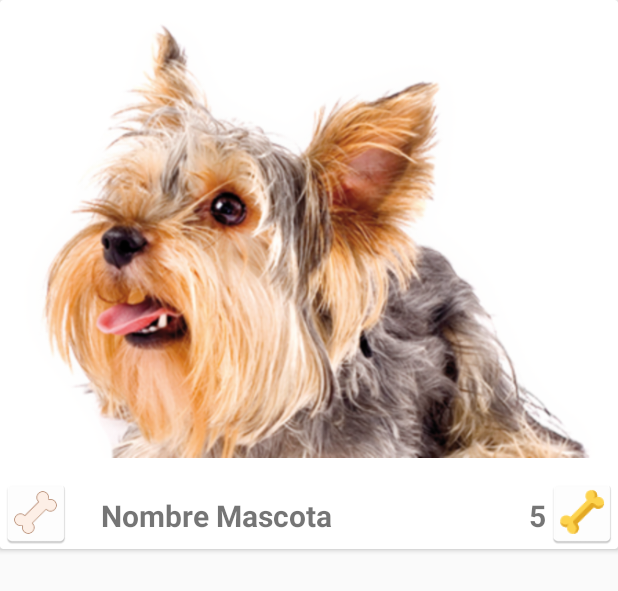
After one commit to OmarHidrogo/Mascotas, an Android app: the layout cardview_mascota.xml on its own in the app's theme, with its tools: preview values and no code run, on a phone screen of 412 x 824 dp. The commit adds this screen. Shown: the top 591 px of the screen. Run offline under Robolectric (Android 15) with nearby library versions, the phone set to English and light mode, and no system bars.

Commit message:
se creo la vista del cardview

```diff
--- /dev/null
+++ b/app/src/main/res/layout/cardview_mascota.xml
@@ -0,0 +1,71 @@
+<?xml version="1.0" encoding="utf-8"?>
+<android.support.v7.widget.CardView
+    xmlns:android="http://schemas.android.com/apk/res/android"
+    xmlns:card_view="http://schemas.android.com/tools"
+    android:id="@+id/cvMascotas"
+    android:layout_width="match_parent"
+    android:layout_height="wrap_content"
+    android:layout_marginBottom="@dimen/activity_vertical_margin"
+    card_view:cardCornerRadius="@dimen/corner_radius_cardview">
+
+    <RelativeLayout
+        android:layout_width="match_parent"
+        android:layout_height="wrap_content">
+
+        <ImageView
+            android:id="@+id/ivFoto"
+            android:layout_width="match_parent"
+            android:layout_height="wrap_content"
+            android:src="@drawable/p2" />
+
+        <ImageView
+            android:id="@+id/ivbone1"
+            android:layout_width="wrap_content"
+            android:layout_height="wrap_content"
+            android:src="@mipmap/bone1"
+            android:layout_below="@+id/ivFoto"/>
+
+        <TextView
+            android:id="@+id/tvnombre"
+            android:layout_width="wrap_content"
+            android:layout_height="wrap_content"
+            android:text="@string/nombremascota"
+            android:textStyle="bold"
+            android:textSize="@dimen/sizenombremascota"
+            android:layout_marginLeft="@dimen/marginleftnombre"
+            android:layout_marginStart="@dimen/marginstartnombre"
+            android:layout_below="@+id/ivFoto"
+            android:layout_toRightOf="@+id/ivbone1"
+            android:layout_toEndOf="@+id/ivbone1"
+            android:layout_marginTop="@dimen/margintop" />
+
+        <TextView
+            android:id="@+id/tvlike"
+            android:layout_width="wrap_content"
+            android:layout_height="wrap_content"
+            android:text="@string/likemascota"
+            android:textStyle="bold"
+            android:textSize="@dimen/sizenombremascota"
+            android:layout_marginLeft="12dp"
+            android:layout_marginStart="@dimen/marginstartnombre"
+            android:layout_below="@+id/ivFoto"
+            android:layout_toLeftOf="@id/ivbone2"
+            android:layout_marginTop="@dimen/margintop" />
+
+        <ImageView
+            android:id="@+id/ivbone2"
+            android:layout_width="wrap_content"
+            android:layout_height="wrap_content"
+            android:src="@mipmap/bone2"
+            android:layout_below="@+id/ivFoto"
+            android:layout_alignParentRight="true"
+            android:layout_alignParentEnd="true" />
+
+
+
+
+
+        </RelativeLayout>
+
+
+</android.support.v7.widget.CardView>
--- /dev/null
+++ b/app/src/main/res/values/dimen.xml
@@ -0,0 +1,10 @@
+<?xml version="1.0" encoding="utf-8"?>
+<resources>
+    <dimen name="activity_vertical_margin">16dp</dimen>
+    <dimen name="corner_radius_cardview">4dp</dimen>
+    <dimen name="sizenombremascota">20dp</dimen>
+    <dimen name="topnombremascota">13dp</dimen>
+    <dimen name="marginleftnombre">19dp</dimen>
+    <dimen name="marginstartnombre">19dp</dimen>
+    <dimen name="margintop">12dp</dimen>
+</resources>
--- a/app/src/main/res/values/strings.xml
+++ b/app/src/main/res/values/strings.xml
@@ -1,3 +1,5 @@
 <resources>
     <string name="app_name">Mascotas</string>
+    <string name="nombremascota">Nombre Mascota</string>
+    <string name="likemascota">5</string>
 </resources>
```
Also changed, not shown: app/src/main/bone1-web.png (added), app/src/main/bone2-web.png (added), app/src/main/res/mipmap-hdpi/bone1.png (added), app/src/main/res/mipmap-hdpi/bone2.png (added), app/src/main/res/mipmap-mdpi/bone1.png (added), app/src/main/res/mipmap-mdpi/bone2.png (added), app/src/main/res/mipmap-xhdpi/bone1.png (added), app/src/main/res/mipmap-xhdpi/bone2.png (added), app/src/main/res/mipmap-xxhdpi/bone1.png (added), app/src/main/res/mipmap-xxhdpi/bone2.png (added), app/src/main/res/mipmap-xxxhdpi/bone1.png (added), app/src/main/res/mipmap-xxxhdpi/bone2.png (added).
